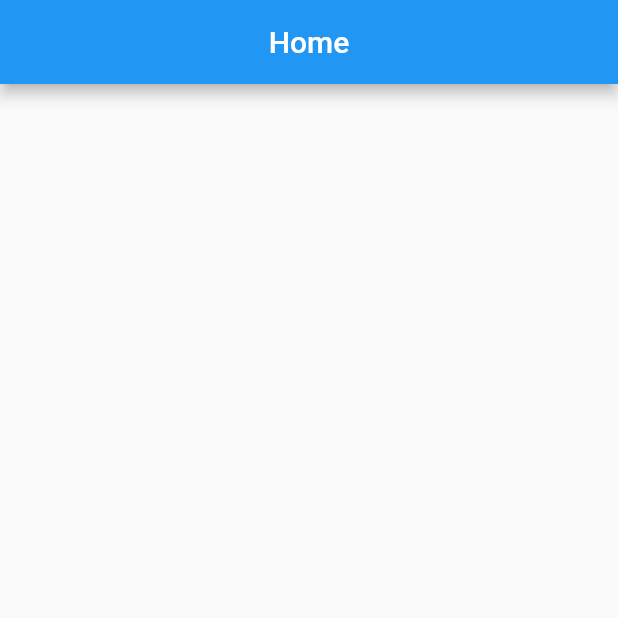
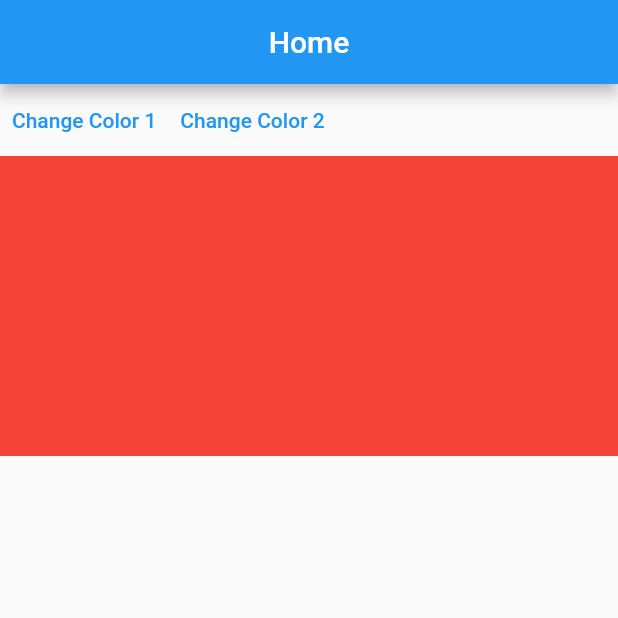
Before and after one commit to jgarzon26/testing_inherited_model, a Flutter app: the screen it shows after launch, on a phone screen of 412 x 824 dp, the top half of it. Run offline on Flutter 3.47's test engine with Material 2 defaults, Android fonts, the phone set to English and light mode, and no system bars.

```diff
--- /dev/null
+++ b/lib/screens/constants.dart
@@ -0,0 +1,14 @@
+import 'package:flutter/material.dart';
+
+const colors = [
+  Colors.red,
+  Colors.green,
+  Colors.blue,
+  Colors.yellow,
+  Colors.purple,
+  Colors.orange,
+  Colors.pink,
+  Colors.teal,
+  Colors.cyan,
+  Colors.lime,
+];
--- a/lib/screens/home/home.dart
+++ b/lib/screens/home/home.dart
@@ -1,4 +1,14 @@
+import 'dart:math';
+
 import 'package:flutter/material.dart';
+import 'package:testing_inherited_model/screens/constants.dart';
+import 'package:testing_inherited_model/screens/home/widgets/color.dart';
+import 'package:testing_inherited_model/screens/providers/available_color.dart';
+
+enum AvailableColors {
+  one,
+  two,
+}
 
 class Home extends StatefulWidget {
   const Home({Key? key}) : super(key: key);
@@ -8,6 +18,8 @@ class Home extends StatefulWidget {
 }
 
 class _HomeState extends State<Home> {
+  var color1 = colors.getRandomElement(), color2 = colors.getRandomElement();
+
   @override
   Widget build(BuildContext context) {
     return Scaffold(
@@ -15,6 +27,42 @@ class _HomeState extends State<Home> {
         centerTitle: true,
         title: const Text('Home'),
       ),
+      body: AvailableColorWidget(
+        color1: color1,
+        color2: color2,
+        child: Column(
+          children: [
+            Row(
+              children: [
+                TextButton(
+                  onPressed: () {
+                    setState(() {
+                      color1 = colors.getRandomElement();
+                    });
+                  },
+                  child: const Text('Change Color 1'),
+                ),
+                TextButton(
+                  onPressed: () {
+                    setState(() {
+                      color2 = colors.getRandomElement();
+                    });
+                  },
+                  child: const Text('Change Color 2'),
+                ),
+              ],
+            ),
+            const ColorWidget(color: AvailableColors.one),
+            const ColorWidget(color: AvailableColors.two),
+          ],
+        ),
+      ),
     );
   }
 }
+
+extension RandomElement<T> on Iterable<T> {
+  T getRandomElement() => elementAt(
+        Random().nextInt(length),
+      );
+}
--- /dev/null
+++ b/lib/screens/home/widgets/color.dart
@@ -0,0 +1,31 @@
+import 'dart:developer';
+
+import 'package:flutter/material.dart';
+import 'package:testing_inherited_model/screens/home/home.dart';
+
+import '../../providers/available_color.dart';
+
+class ColorWidget extends StatelessWidget {
+  final AvailableColors color;
+
+  const ColorWidget({Key? key, required this.color}) : super(key: key);
+
+  @override
+  Widget build(BuildContext context) {
+    final provider = AvailableColorWidget.of(context, color);
+
+    switch (color) {
+      case AvailableColors.one:
+        log('Color 1');
+        break;
+      case AvailableColors.two:
+        log('Color 2');
+        break;
+    }
+
+    return Container(
+        height: 100,
+        color:
+            color == AvailableColors.one ? provider.color1 : provider.color2);
+  }
+}
--- /dev/null
+++ b/lib/screens/providers/available_color.dart
@@ -0,0 +1,46 @@
+import 'dart:developer' as devtools;
+
+import 'package:flutter/material.dart';
+
+import '../home/home.dart';
+
+class AvailableColorWidget extends InheritedModel<AvailableColors> {
+  final MaterialColor color1;
+  final MaterialColor color2;
+
+  const AvailableColorWidget({
+    Key? key,
+    required this.color1,
+    required this.color2,
+    required Widget child,
+  }) : super(key: key, child: child);
+
+  @override
+  bool updateShouldNotify(covariant AvailableColorWidget oldWidget) {
+    devtools.log('updateShouldNotify');
+    return color1 != oldWidget.color1 || color2 != oldWidget.color2;
+  }
+
+  @override
+  bool updateShouldNotifyDependent(covariant AvailableColorWidget oldWidget,
+      Set<AvailableColors> dependencies) {
+    if (dependencies.contains(AvailableColors.one) &&
+        color1 != oldWidget.color1) {
+      devtools.log('updateShouldNotifyDependent: color1');
+      return true;
+    }
+
+    if (dependencies.contains(AvailableColors.two) &&
+        color2 != oldWidget.color2) {
+      devtools.log('updateShouldNotifyDependent: color2');
+      return true;
+    }
+
+    return false;
+  }
+
+  static AvailableColorWidget of(BuildContext context, AvailableColors aspect) {
+    return InheritedModel.inheritFrom<AvailableColorWidget>(context,
+        aspect: aspect)!;
+  }
+}
```
